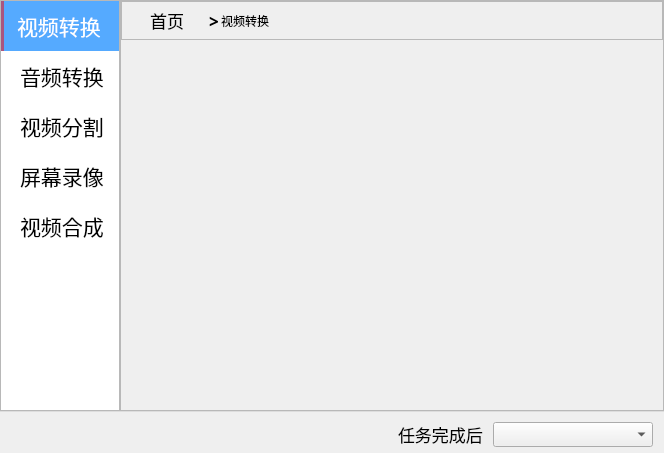
Old version of the form VideoTools/AVMainWnd.ui in the repository Mine-Langer/VideoTools.
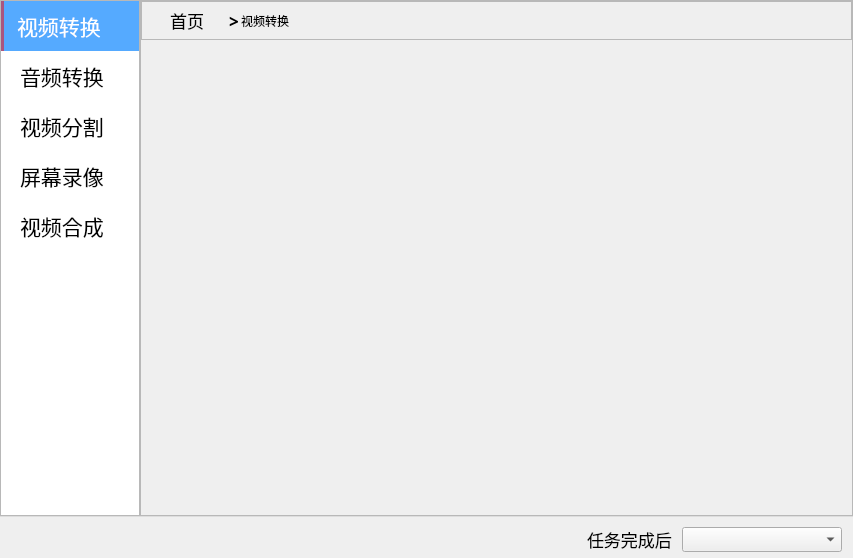
New version of the form.

Diff of the .ui file:
```diff
--- a/VideoTools/AVMainWnd.ui
+++ b/VideoTools/AVMainWnd.ui
@@ -6,8 +6,8 @@
    <rect>
     <x>0</x>
     <y>0</y>
-    <width>664</width>
-    <height>453</height>
+    <width>853</width>
+    <height>558</height>
    </rect>
   </property>
   <property name="font">
@@ -62,13 +62,13 @@
         </property>
         <property name="minimumSize">
          <size>
-          <width>120</width>
+          <width>140</width>
           <height>0</height>
          </size>
         </property>
         <property name="maximumSize">
          <size>
-          <width>120</width>
+          <width>140</width>
           <height>16777215</height>
          </size>
         </property>
```
Left out of the diff: 2 changed lines with no effect on the pictures.
